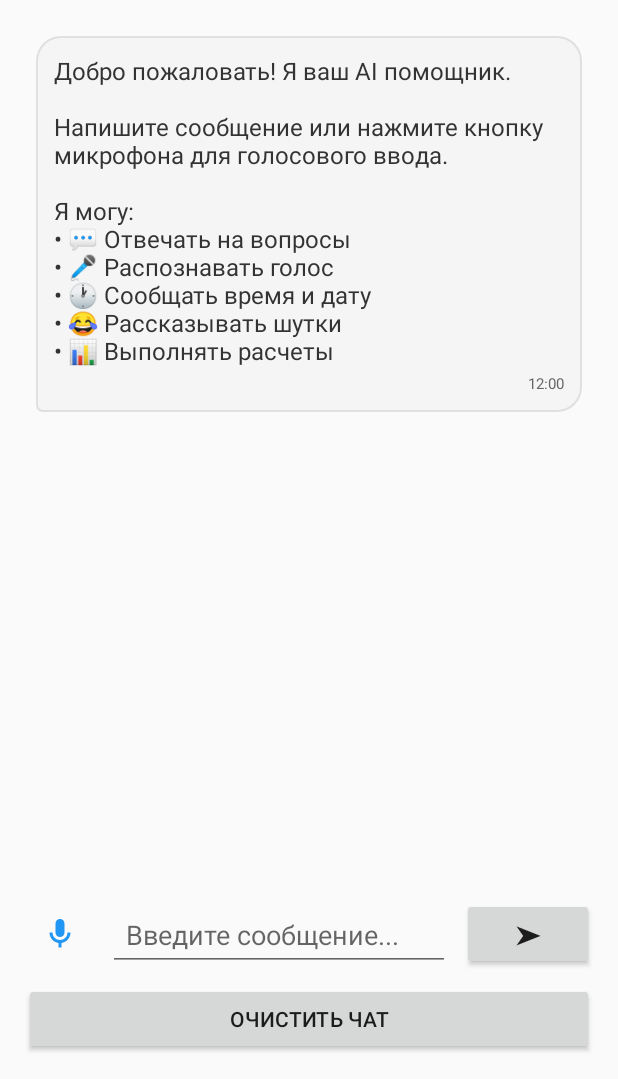
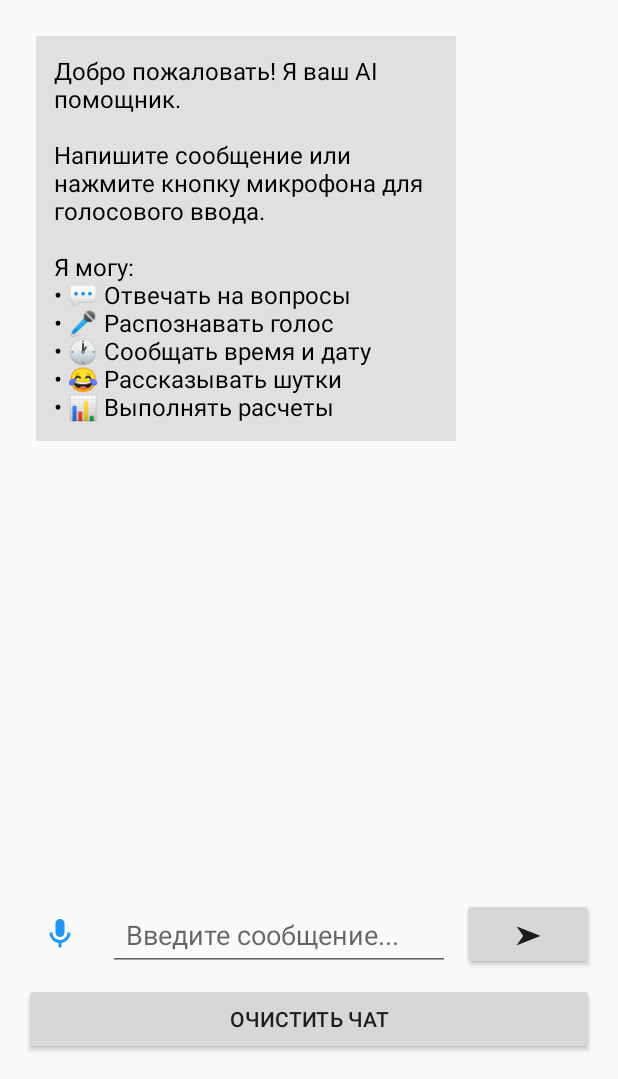
Before and after one commit to fallcorey/smart-ai-assistant, an Android app: the screen it shows after launch (MainActivity), on a phone screen of 412 x 824 dp, the part 157-1236 px from its top. Run offline under Robolectric (Android 15) with nearby library versions, the phone set to English and light mode, and no system bars.

Commit message:
Update item_message_ai.xml

```diff
--- a/app/src/main/res/layout/item_message_ai.xml
+++ b/app/src/main/res/layout/item_message_ai.xml
@@ -6,32 +6,14 @@
     android:layout_margin="8dp"
     android:gravity="start">
 
-    <LinearLayout
+    <TextView
+        android:id="@+id/textMessage"
         android:layout_width="wrap_content"
         android:layout_height="wrap_content"
-        android:orientation="vertical"
-        android:background="@drawable/bubble_ai"
+        android:maxWidth="280dp"
         android:padding="12dp"
-        android:maxWidth="280dp">
-
-        <TextView
-            android:id="@+id/textMessage"
-            android:layout_width="wrap_content"
-            android:layout_height="wrap_content"
-            android:textColor="#333333"
-            android:textSize="16sp"
-            android:text="Сообщение AI" />
-
-        <TextView
-            android:id="@+id/textTime"
-            android:layout_width="wrap_content"
-            android:layout_height="wrap_content"
-            android:textColor="#666666"
-            android:textSize="10sp"
-            android:text="12:00"
-            android:layout_gravity="end"
-            android:layout_marginTop="4dp" />
-
-    </LinearLayout>
+        android:background="#E0E0E0"
+        android:textColor="#000000"
+        android:textSize="16sp" />
 
 </LinearLayout>
```
